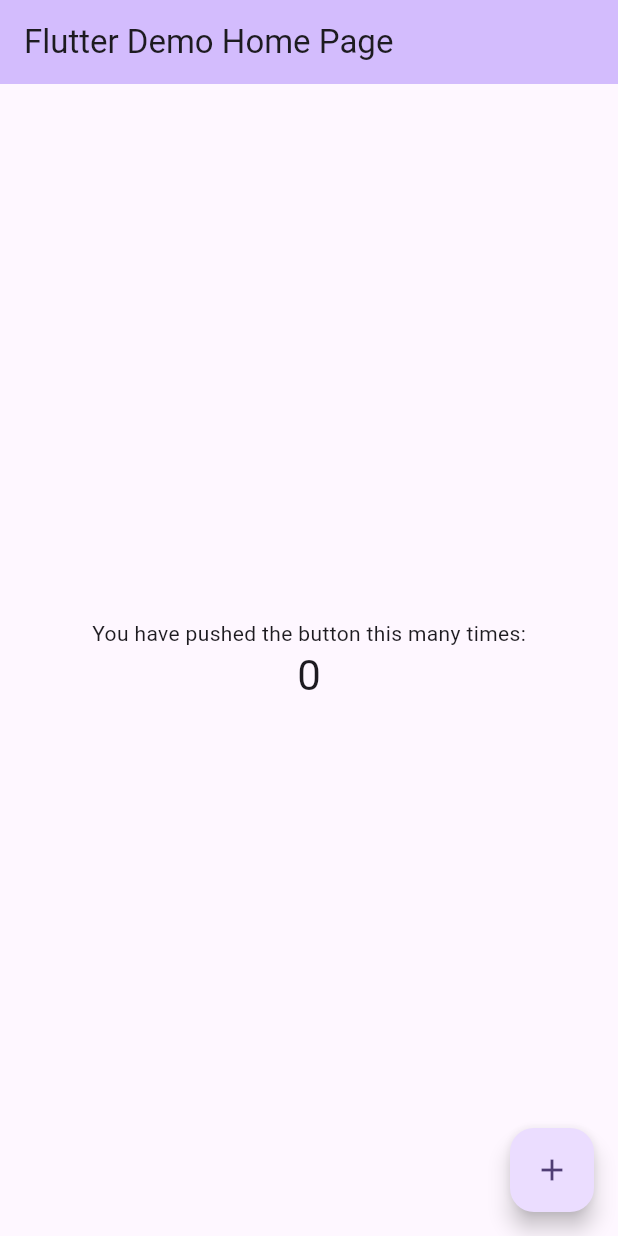
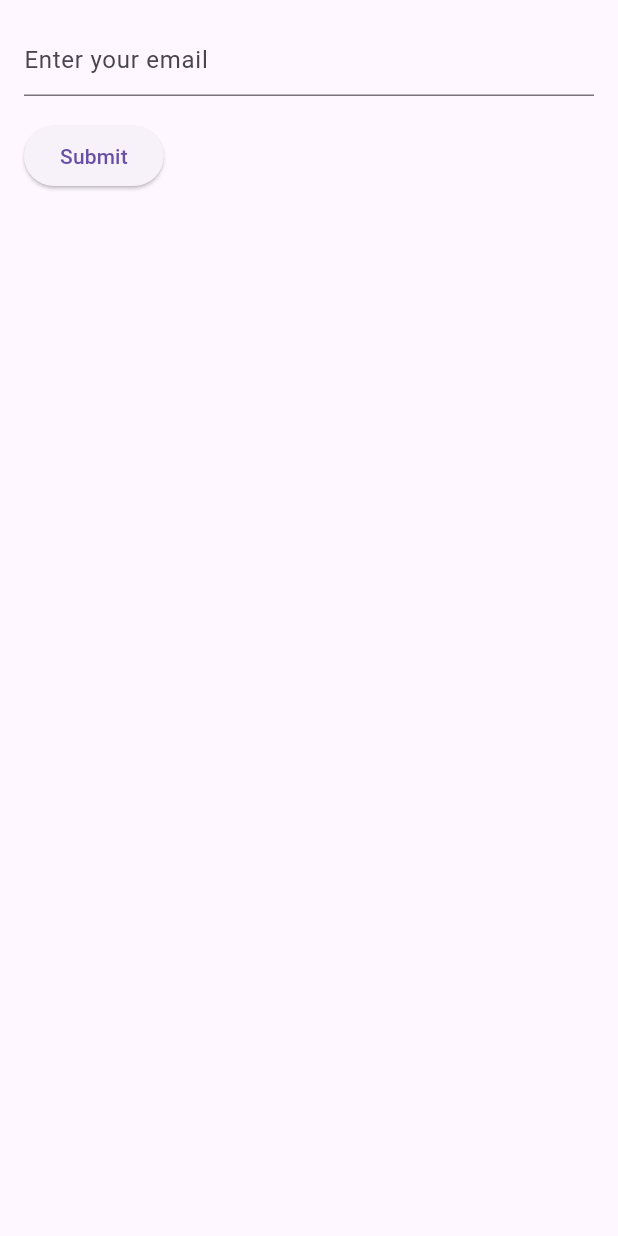
Before and after one commit to SQ77/MarketMirror, a Flutter app: the screen it shows after launch, on a phone screen of 412 x 824 dp. Run offline on Flutter 3.47's test engine with Material 3 defaults, Android fonts, the phone set to English and light mode, and no system bars.

Commit message:
Added basic login page

```diff
--- a/lib/main.dart
+++ b/lib/main.dart
@@ -1,4 +1,5 @@
 import 'package:flutter/material.dart';
+import 'pages/login_page.dart';
 
 void main() {
   runApp(const MyApp());
@@ -7,116 +8,10 @@ void main() {
 class MyApp extends StatelessWidget {
   const MyApp({super.key});
 
-  // This widget is the root of your application.
   @override
   Widget build(BuildContext context) {
     return MaterialApp(
-      title: 'Flutter Demo',
-      theme: ThemeData(
-        // This is the theme of your application.
-        //
-        // TRY THIS: Try running your application with "flutter run". You'll see
-        // the application has a purple toolbar. Then, without quitting the app,
-        // try changing the seedColor in the colorScheme below to Colors.green
-        // and then invoke "hot reload" (save your changes or press the "hot
-        // reload" button in a Flutter-supported IDE, or press "r" if you used
-        // the command line to start the app).
-        //
-        // Notice that the counter didn't reset back to zero; the application
-        // state is not lost during the reload. To reset the state, use hot
-        // restart instead.
-        //
-        // This works for code too, not just values: Most code changes can be
-        // tested with just a hot reload.
-        colorScheme: ColorScheme.fromSeed(seedColor: Colors.deepPurple),
-      ),
-      home: const MyHomePage(title: 'Flutter Demo Home Page'),
+      home: LoginPage(),
     );
   }
 }
-
-class MyHomePage extends StatefulWidget {
-  const MyHomePage({super.key, required this.title});
-
-  // This widget is the home page of your application. It is stateful, meaning
-  // that it has a State object (defined below) that contains fields that affect
-  // how it looks.
-
-  // This class is the configuration for the state. It holds the values (in this
-  // case the title) provided by the parent (in this case the App widget) and
-  // used by the build method of the State. Fields in a Widget subclass are
-  // always marked "final".
-
-  final String title;
-
-  @override
-  State<MyHomePage> createState() => _MyHomePageState();
-}
-
-class _MyHomePageState extends State<MyHomePage> {
-  int _counter = 0;
-
-  void _incrementCounter() {
-    setState(() {
-      // This call to setState tells the Flutter framework that something has
-      // changed in this State, which causes it to rerun the build method below
-      // so that the display can reflect the updated values. If we changed
-      // _counter without calling setState(), then the build method would not be
-      // called again, and so nothing would appear to happen.
-      _counter++;
-    });
-  }
-
-  @override
-  Widget build(BuildContext context) {
-    // This method is rerun every time setState is called, for instance as done
-    // by the _incrementCounter method above.
-    //
-    // The Flutter framework has been optimized to make rerunning build methods
-    // fast, so that you can just rebuild anything that needs updating rather
-    // than having to individually change instances of widgets.
-    return Scaffold(
-      appBar: AppBar(
-        // TRY THIS: Try changing the color here to a specific color (to
-        // Colors.amber, perhaps?) and trigger a hot reload to see the AppBar
-        // change color while the other colors stay the same.
-        backgroundColor: Theme.of(context).colorScheme.inversePrimary,
-        // Here we take the value from the MyHomePage object that was created by
-        // the App.build method, and use it to set our appbar title.
-        title: Text(widget.title),
-      ),
-      body: Center(
-        // Center is a layout widget. It takes a single child and positions it
-        // in the middle of the parent.
-        child: Column(
-          // Column is also a layout widget. It takes a list of children and
-          // arranges them vertically. By default, it sizes itself to fit its
-          // children horizontally, and tries to be as tall as its parent.
-          //
-          // Column has various properties to control how it sizes itself and
-          // how it positions its children. Here we use mainAxisAlignment to
-          // center the children vertically; the main axis here is the vertical
-          // axis because Columns are vertical (the cross axis would be
-          // horizontal).
-          //
-          // TRY THIS: Invoke "debug painting" (choose the "Toggle Debug Paint"
-          // action in the IDE, or press "p" in the console), to see the
-          // wireframe for each widget.
-          mainAxisAlignment: MainAxisAlignment.center,
-          children: <Widget>[
-            const Text('You have pushed the button this many times:'),
-            Text(
-              '$_counter',
-              style: Theme.of(context).textTheme.headlineMedium,
-            ),
-          ],
-        ),
-      ),
-      floatingActionButton: FloatingActionButton(
-        onPressed: _incrementCounter,
-        tooltip: 'Increment',
-        child: const Icon(Icons.add),
-      ), // This trailing comma makes auto-formatting nicer for build methods.
-    );
-  }
-}
--- /dev/null
+++ b/lib/pages/login_page.dart
@@ -0,0 +1,52 @@
+import 'package:flutter/material.dart';
+
+class LoginPage extends StatefulWidget {
+  const LoginPage({super.key});
+
+  @override
+  State<LoginPage> createState() => LoginPageState();
+}
+
+class LoginPageState extends State<LoginPage> {
+  final GlobalKey<FormState> _formKey = GlobalKey<FormState>();
+
+  @override
+  Widget build(BuildContext context) {
+    return Scaffold(
+      body: Padding(
+        padding: const EdgeInsets.all(16.0),
+        child: Form(
+          key: _formKey,
+          child: Column(
+            crossAxisAlignment: CrossAxisAlignment.start,
+            children: <Widget>[
+              TextFormField(
+                decoration: const InputDecoration(hintText: 'Enter your email'),
+                validator: (String? value) {
+                  if (value == null || value.isEmpty) {
+                    return 'Please enter some text';
+                  }
+                  return null;
+                },
+              ),
+              Padding(
+                padding: const EdgeInsets.symmetric(vertical: 16.0),
+                child: ElevatedButton(
+                  onPressed: () {
+                    if (_formKey.currentState!.validate()) {
+                      // Process data.
+                      ScaffoldMessenger.of(context).showSnackBar(
+                        const SnackBar(content: Text('Logging in')),
+                      );
+                    }
+                  },
+                  child: const Text('Submit'),
+                ),
+              ),
+            ],
+          ),
+        ),
+      ),
+    );
+  }
+}
```
